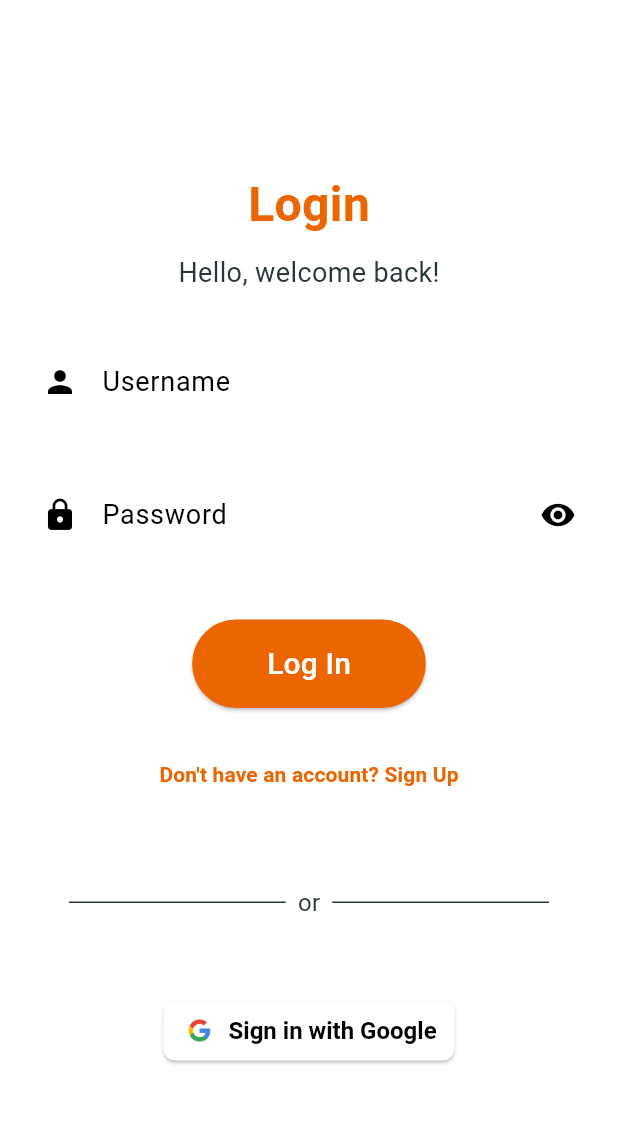
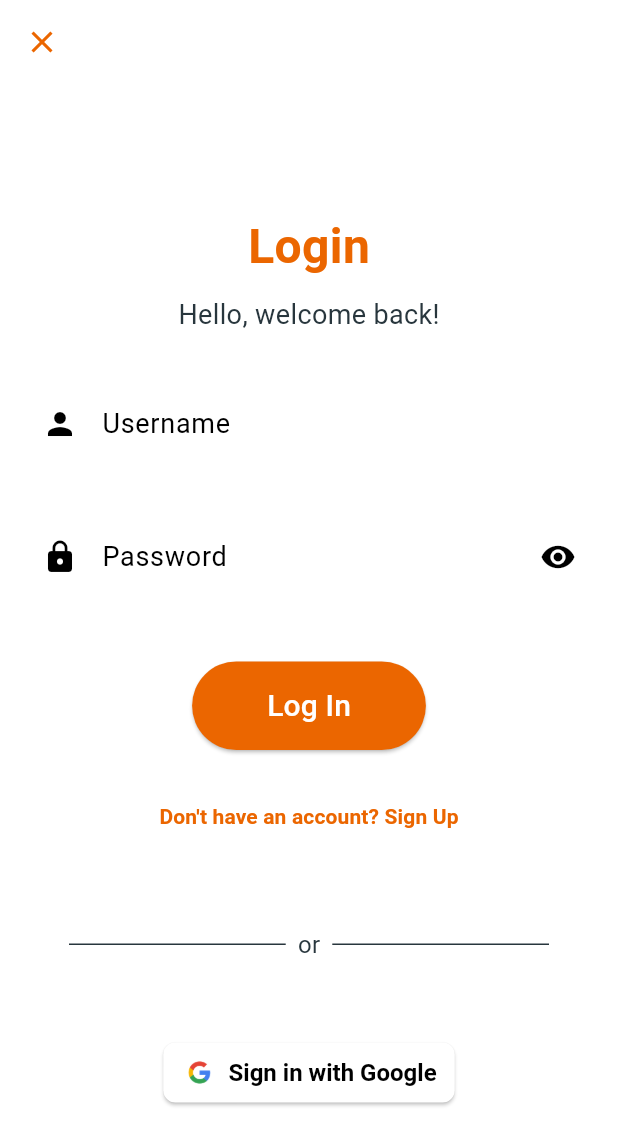
Before and after one commit to Kasador/MeowMeet, a Flutter app: the LoginScreen screen opened by its route, on a phone screen of 412 x 824 dp. Shown: the top 1145 px of the screen. Run offline on Flutter 3.47's test engine with Material 3 defaults, Android fonts, the phone set to English and light mode, and no system bars; our stand-ins replace buttons_tabbar, cloud_firestore, country_picker, firebase_auth, firebase_core, firebase_storage and 10 more; missing offline and left inert: country_codes_info, flag, navigation_view, profanity_filter; accounts and stored records are empty; project files that could hold a hidden picture were left out.

Commit message:
[UPDATE] Added 'x' close out button on login screen, also added loading gif for longer loading times; like login auth.

```diff
--- a/lib/screens/login_screen.dart
+++ b/lib/screens/login_screen.dart
@@ -23,14 +23,27 @@ class _LoginScreenState extends State<LoginScreen> {
   final TextEditingController usernameController = TextEditingController();
   final TextEditingController passwordController = TextEditingController();
   final _formKey = GlobalKey<FormState>();
+  bool _isLoading = false;
 
   @override
   Widget build(BuildContext context) {
     final localizations = S.of(context);
 
     return Scaffold(
+      appBar: AppBar(
+        backgroundColor: Colors.transparent,
+        elevation: 0,
+        leading: IconButton(
+          icon: Icon(Icons.close, color: AppTheme.primaryColor),
+          onPressed: () {
+            Navigator.pushReplacementNamed(context, '/');
+          },
+        ),
+      ),
       body: Center(
-        child: SingleChildScrollView(
+        child: _isLoading
+            ? Image.asset('assets/loading_gifs/cat-eating.gif') // Show loading GIF
+            : SingleChildScrollView(
                 padding: const EdgeInsets.all(16.0),
                 child: Form(
                   key: _formKey,
@@ -87,26 +100,38 @@ class _LoginScreenState extends State<LoginScreen> {
                         text: localizations.logInButton,
                         onPressed: () async {
                           if (_formKey.currentState!.validate()) {
+                            setState(() {
+                              _isLoading = true; // Start loading
+                            });
                             try {
                               User? user = await auth.signInWithUsernameAndPassword(
                                 usernameController.text,
                                 passwordController.text,
                               );
                               if (user != null) {
-                          DocumentSnapshot doc = await FirebaseFirestore.instance.collection('users').doc(user.uid).get();
+                                DocumentSnapshot doc = await FirebaseFirestore.instance
+                                    .collection('users')
+                                    .doc(user.uid)
+                                    .get();
                                 UserModel userModel = UserModel.fromDocumentSnapshot(doc);
 
-                          if (userModel.gender.isEmpty || userModel.dateOfBirth.isEmpty || userModel.country.isEmpty) {
+                                if (userModel.gender.isEmpty ||
+                                    userModel.dateOfBirth.isEmpty ||
+                                    userModel.country.isEmpty) {
                                   // Redirect to profile completion screen
                                   Navigator.push(
                                     context,
-                              MaterialPageRoute(builder: (context) => ProfileCompletionScreen(user: userModel, username: userModel.username)),
+                                    MaterialPageRoute(
+                                        builder: (context) => ProfileCompletionScreen(
+                                            user: userModel,
+                                            username: userModel.username)),
                                   );
                                 } else {
                                   // Redirect to home screen
                                   Navigator.pushReplacement(
                                     context,
-                              MaterialPageRoute(builder: (context) => const HomeScreen()),
+                                    MaterialPageRoute(
+                                        builder: (context) => const HomeScreen()),
                                   );
                                 }
                               }
@@ -114,6 +139,10 @@ class _LoginScreenState extends State<LoginScreen> {
                               ScaffoldMessenger.of(context).showSnackBar(
                                 SnackBar(content: Text(e.toString())),
                               );
+                            } finally {
+                              setState(() {
+                                _isLoading = false; // Stop loading
+                              });
                             }
                           }
                         },
@@ -124,7 +153,8 @@ class _LoginScreenState extends State<LoginScreen> {
                         onPressed: () {
                           Navigator.pushReplacement(
                             context,
-                      MaterialPageRoute(builder: (context) => const SignUpStep1()),
+                            MaterialPageRoute(
+                                builder: (context) => const SignUpStep1()),
                           );
                         },
                         child: Text(
@@ -167,23 +197,35 @@ class _LoginScreenState extends State<LoginScreen> {
                         ),
                         label: Text(localizations.signInWithGoogle),
                         onPressed: () async {
+                          setState(() {
+                            _isLoading = true; // Start loading before Google Sign-In
+                          });
                           try {
                             User? user = await auth.signInWithGoogle();
                             if (user != null) {
-                        DocumentSnapshot doc = await FirebaseFirestore.instance.collection('users').doc(user.uid).get();
+                              DocumentSnapshot doc = await FirebaseFirestore.instance
+                                  .collection('users')
+                                  .doc(user.uid)
+                                  .get();
                               UserModel userModel = UserModel.fromDocumentSnapshot(doc);
 
-                        if (userModel.gender.isEmpty || userModel.dateOfBirth.isEmpty || userModel.country.isEmpty) {
+                              if (userModel.gender.isEmpty ||
+                                  userModel.dateOfBirth.isEmpty ||
+                                  userModel.country.isEmpty) {
                                 // Redirect to profile completion screen
                                 Navigator.push(
                                   context,
-                            MaterialPageRoute(builder: (context) => ProfileCompletionScreen(user: userModel, username: userModel.username)),
+                                  MaterialPageRoute(
+                                      builder: (context) => ProfileCompletionScreen(
+                                          user: userModel,
+                                          username: userModel.username)),
                                 );
                               } else {
                                 // Redirect to home screen
                                 Navigator.pushReplacement(
                                   context,
-                            MaterialPageRoute(builder: (context) => const HomeScreen()),
+                                  MaterialPageRoute(
+                                      builder: (context) => const HomeScreen()),
                                 );
                               }
                             }
@@ -191,6 +233,10 @@ class _LoginScreenState extends State<LoginScreen> {
                             ScaffoldMessenger.of(context).showSnackBar(
                               SnackBar(content: Text(e.toString())),
                             );
+                          } finally {
+                            setState(() {
+                              _isLoading = false; // Stop loading
+                            });
                           }
                         },
                         style: ElevatedButton.styleFrom(
@@ -200,7 +246,8 @@ class _LoginScreenState extends State<LoginScreen> {
                           shape: RoundedRectangleBorder(
                             borderRadius: BorderRadius.circular(8),
                           ),
-                    textStyle: TextStyle(fontSize: 16, fontWeight: FontWeight.bold),
+                          textStyle: TextStyle(
+                              fontSize: 16, fontWeight: FontWeight.bold),
                         ),
                       ),
                     ],
@@ -214,7 +261,8 @@ class _LoginScreenState extends State<LoginScreen> {
 
 class LowerCaseTextInputFormatter extends TextInputFormatter {
   @override
-  TextEditingValue formatEditUpdate(TextEditingValue oldValue, TextEditingValue newValue) {
+  TextEditingValue formatEditUpdate(
+      TextEditingValue oldValue, TextEditingValue newValue) {
     return newValue.copyWith(
       text: newValue.text.toLowerCase(),
       selection: newValue.selection,
--- a/pubspec.yaml
+++ b/pubspec.yaml
@@ -64,3 +64,4 @@ flutter:
     - assets/images/google_logo.png
     - assets/service_account.json
     - assets/.env
+    - assets/loading_gifs/cat-eating.gif
```
Also changed, not shown: lib/screens/home_screen.dart (+6 -6 lines), assets/loading_gifs/cat-eating.gif (added). Lines whose indentation alone changed are shown as unchanged.
